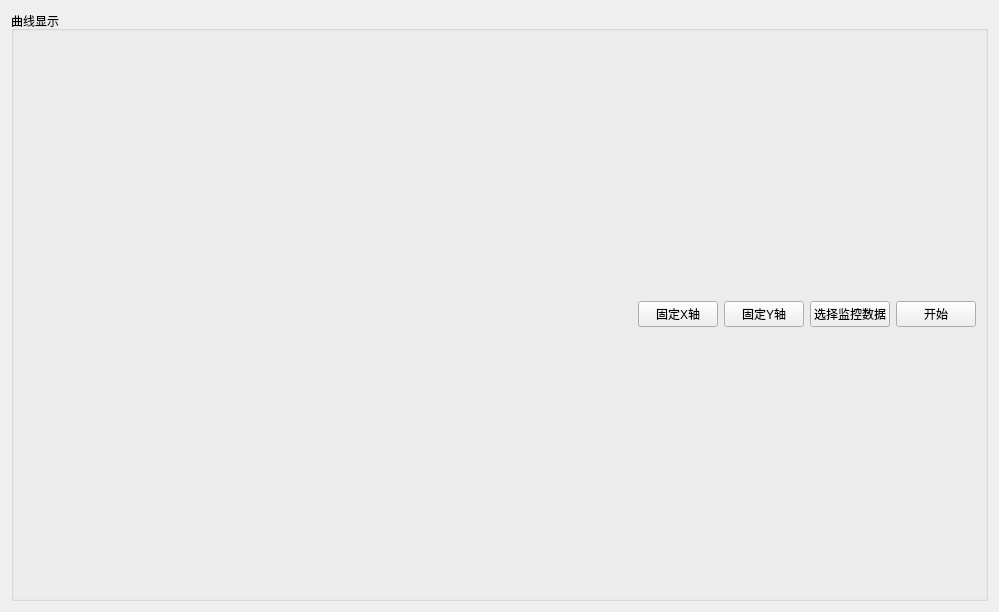
First picture: the form in RTDataPlot/Form_RTdata_plot.ui, repository SanXiaoXing/PyUtilDemos, before the edit.
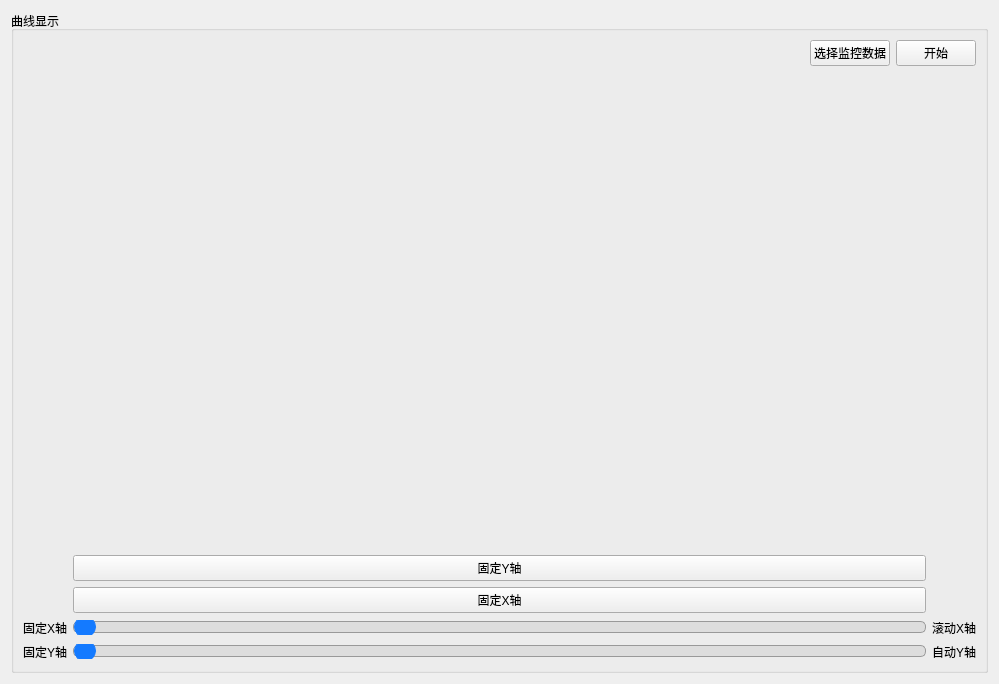
Second picture: the form after the edit.

Commit message: feat(RTDataPlot): 优化了实时数据采集的UI

```diff
--- a/RTDataPlot/Form_RTdata_plot.ui
+++ b/RTDataPlot/Form_RTdata_plot.ui
@@ -7,7 +7,7 @@
     <x>0</x>
     <y>0</y>
     <width>999</width>
-    <height>612</height>
+    <height>684</height>
    </rect>
   </property>
   <property name="windowTitle">
@@ -16,11 +16,129 @@
   <layout class="QHBoxLayout" name="horizontalLayout">
    <item>
     <widget class="QGroupBox" name="groupBox">
+     <property name="styleSheet">
+      <string notr="true"/>
+     </property>
      <property name="title">
       <string>曲线显示</string>
      </property>
-     <layout class="QVBoxLayout" name="verticalLayout" stretch="1,9">
-      <item>
+     <layout class="QGridLayout" name="gridLayout" rowstretch="1,8,1" columnstretch="9,1">
+      <item row="1" column="1">
+       <layout class="QGridLayout" name="gridLayout_data"/>
+      </item>
+      <item row="2" column="1">
+       <layout class="QGridLayout" name="gridLayout_3">
+        <item row="0" column="1">
+         <widget class="QPushButton" name="pushButton_yautoscale">
+          <property name="text">
+           <string>固定Y轴</string>
+          </property>
+         </widget>
+        </item>
+        <item row="3" column="0">
+         <widget class="QLabel" name="label_3">
+          <property name="text">
+           <string>固定Y轴</string>
+          </property>
+         </widget>
+        </item>
+        <item row="3" column="1">
+         <widget class="QSlider" name="horizontalSlider_Y">
+          <property name="styleSheet">
+           <string notr="true">
+QSlider::groove:horizontal {
+    height: 10px;
+    background: #dddddd;
+    border: 1px solid #999999;
+    border-radius: 5px;
+}
+QSlider::handle:horizontal {
+    width: 20px;
+    height: 20px;
+    background: #147aff;
+    border: 1px solid #147aff;
+    border-radius: 10px;
+    margin: -5px 0; /* Handle overlaps the groove by 5px on each side */
+}
+QSlider::handle:horizontal:hover {
+    background: #156dd7;
+}</string>
+          </property>
+          <property name="maximum">
+           <number>1</number>
+          </property>
+          <property name="pageStep">
+           <number>1</number>
+          </property>
+          <property name="orientation">
+           <enum>Qt::Horizontal</enum>
+          </property>
+         </widget>
+        </item>
+        <item row="3" column="2">
+         <widget class="QLabel" name="label_4">
+          <property name="text">
+           <string>自动Y轴</string>
+          </property>
+         </widget>
+        </item>
+        <item row="1" column="1">
+         <widget class="QPushButton" name="pushButton_xmode">
+          <property name="text">
+           <string>固定X轴</string>
+          </property>
+         </widget>
+        </item>
+        <item row="2" column="2">
+         <widget class="QLabel" name="label_2">
+          <property name="text">
+           <string>滚动X轴</string>
+          </property>
+         </widget>
+        </item>
+        <item row="2" column="1">
+         <widget class="QSlider" name="horizontalSlider_X">
+          <property name="styleSheet">
+           <string notr="true">
+QSlider::groove:horizontal {
+    height: 10px;
+    background: #dddddd;
+    border: 1px solid #999999;
+    border-radius: 5px;
+}
+QSlider::handle:horizontal {
+    width: 20px;
+    height: 20px;
+    background: #147aff;
+    border: 1px solid #147aff;
+    border-radius: 10px;
+    margin: -5px 0; /* Handle overlaps the groove by 5px on each side */
+}
+QSlider::handle:horizontal:hover {
+    background: #156dd7;
+}</string>
+          </property>
+          <property name="maximum">
+           <number>1</number>
+          </property>
+          <property name="pageStep">
+           <number>1</number>
+          </property>
+          <property name="orientation">
+           <enum>Qt::Horizontal</enum>
+          </property>
+         </widget>
+        </item>
+        <item row="2" column="0">
+         <widget class="QLabel" name="label">
+          <property name="text">
+           <string>固定X轴</string>
+          </property>
+         </widget>
+        </item>
+       </layout>
+      </item>
+      <item row="0" column="1">
        <layout class="QHBoxLayout" name="horizontalLayout_3">
         <item>
          <spacer name="horizontalSpacer">
@@ -35,20 +153,6 @@
           </property>
          </spacer>
         </item>
-        <item>
-         <widget class="QPushButton" name="pushButton_xmode">
-          <property name="text">
-           <string>固定X轴</string>
-          </property>
-         </widget>
-        </item>
-        <item>
-         <widget class="QPushButton" name="pushButton_yautoscale">
-          <property name="text">
-           <string>固定Y轴</string>
-          </property>
-         </widget>
-        </item>
         <item>
          <widget class="QPushButton" name="pushButton_select">
           <property name="text">
@@ -58,6 +162,9 @@
         </item>
         <item>
          <widget class="QPushButton" name="pushButton_control">
+          <property name="styleSheet">
+           <string notr="true"/>
+          </property>
           <property name="text">
            <string>开始</string>
           </property>
@@ -65,7 +172,7 @@
         </item>
        </layout>
       </item>
-      <item>
+      <item row="0" column="0" rowspan="3">
        <layout class="QGridLayout" name="gridLayout_plot"/>
       </item>
      </layout>
```
The commit also changes 2 other files.
